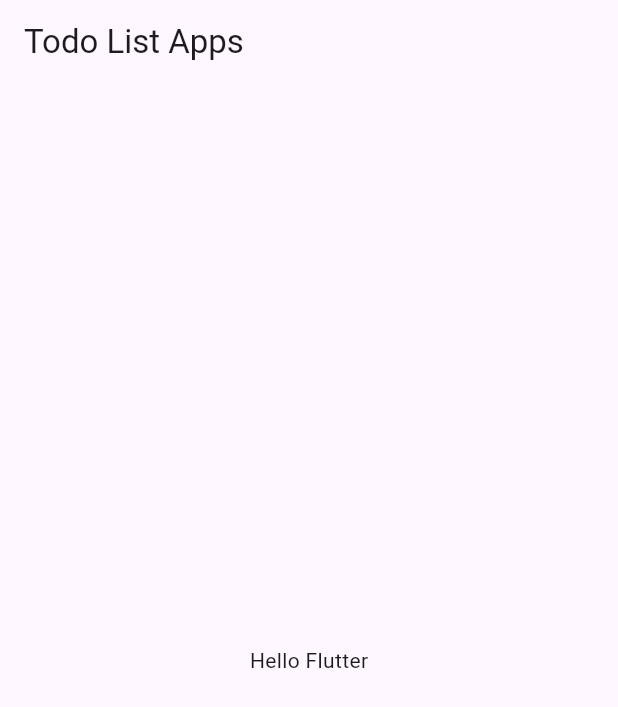
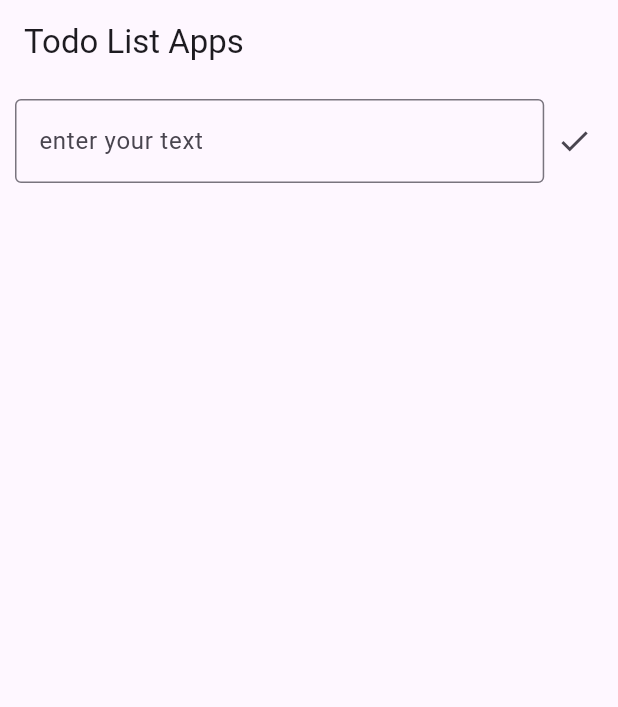
Before and after one commit to RimonChakma/todo-list-apps-stateful, a Flutter app: the screen it shows after launch, on a phone screen of 412 x 824 dp. Shown: the top 707 px of the screen. Run offline on Flutter 3.47's test engine with Material 3 defaults, Android fonts, the phone set to English and light mode, and no system bars.

Commit message:
enhance ui: add item to list delete item to list

```diff
--- /dev/null
+++ b/lib/listview_screen.dart
@@ -0,0 +1,73 @@
+import 'package:flutter/material.dart';
+
+class ListScreen extends StatefulWidget {
+  const ListScreen({super.key});
+
+  @override
+  State<ListScreen> createState() => _ListScreenState();
+}
+
+class _ListScreenState extends State<ListScreen> {
+
+  List<String> listItem =[];
+
+  addItem(context){
+    setState(() {
+      listItem.add(context);
+    });
+  }
+
+  deleteItem(index){
+    setState(() {
+      listItem.removeAt(index);
+    });
+  }
+
+  @override
+  Widget build(BuildContext context) {
+    final TextEditingController textEditingController =TextEditingController();
+
+    return Scaffold(
+      appBar: AppBar(title: const Text("Todo List Apps"),),
+      body: Padding(
+        padding: const EdgeInsets.all(10),
+        child: Column(
+          children: [
+            Row(children: [
+              Expanded(
+                flex: 90,
+                child: TextFormField(
+                  controller: textEditingController,
+                  decoration: const InputDecoration(
+                      border: OutlineInputBorder(
+                      ),
+                      hintText: "enter your text"
+                  ),),
+              ),
+              Expanded(
+                  flex: 10,
+                  child: IconButton(onPressed: (){
+                    if(textEditingController.text.isNotEmpty){
+                      addItem(textEditingController.text);
+                    }textEditingController.clear();
+                  }, icon: Icon(Icons.check)))
+            ],),
+
+            Expanded(
+              child: ListView.builder(
+                itemCount: listItem.length,
+                itemBuilder: (context, index) {
+                  return ListTile(
+                    title: Text(listItem[index]),
+                    trailing: IconButton(onPressed: (){
+                      deleteItem(index);
+                    }, icon: Icon(Icons.delete)),
+                  );
+                },),
+            )
+          ],
+        ),
+      ),
+    );
+  }
+}
--- a/lib/main.dart
+++ b/lib/main.dart
@@ -1,4 +1,6 @@
 import 'package:flutter/material.dart';
+
+import 'listview_screen.dart';
 
 void main() {
   runApp(const MyApp());
@@ -14,27 +16,3 @@ class MyApp extends StatelessWidget {
     );
   }
 }
-
-class ListScreen extends StatefulWidget {
-  const ListScreen({super.key});
-
-  @override
-  State<ListScreen> createState() => _ListScreenState();
-}
-
-class _ListScreenState extends State<ListScreen> {
-
-  List listItem =[];
-
-  addItem(){
-    listItem.add("iteam:${listItem.length +1}");
-  }
-
-  @override
-  Widget build(BuildContext context) {
-    return Scaffold(
-      appBar: AppBar(title: Text("Todo List Apps"),),
-      body: const Center(child: Text("Hello Flutter"),),
-    );
-  }
-}
```
